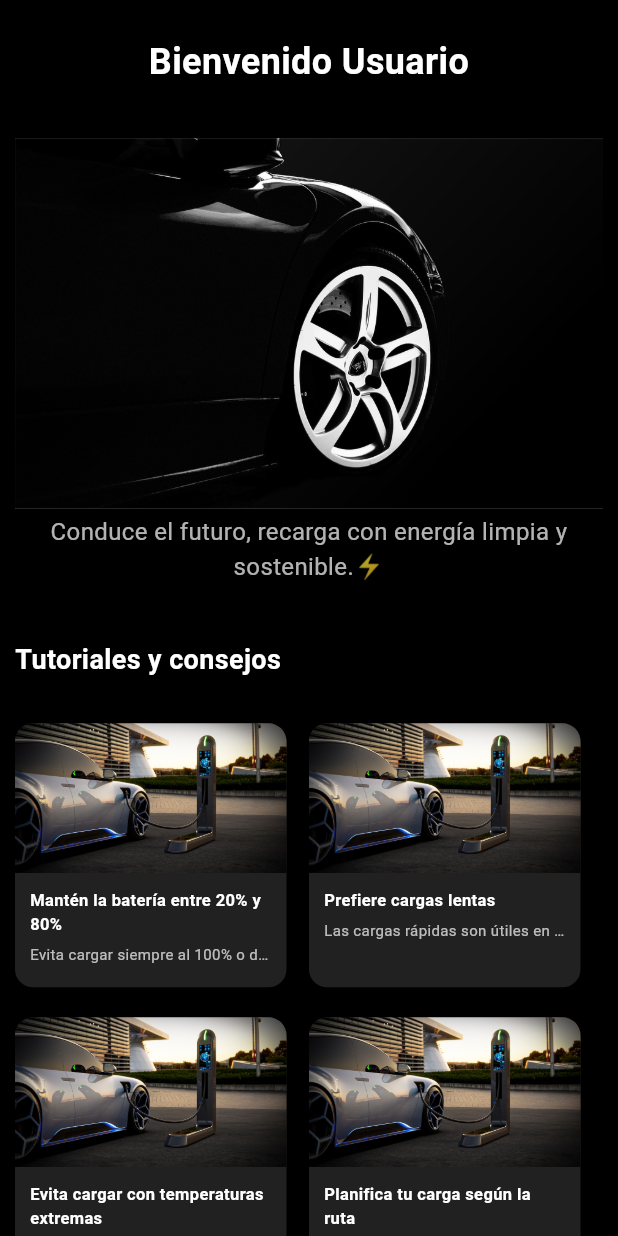
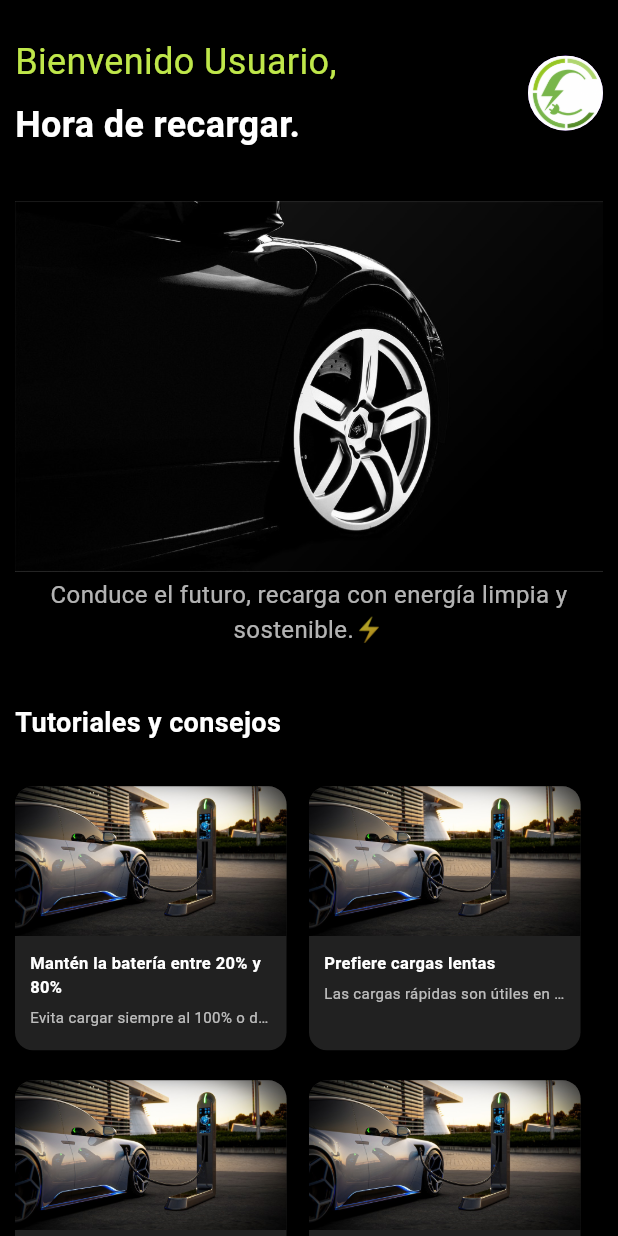
Before and after one commit to OscarTenesaca/ecored_app, a Flutter app: the PageHome screen opened by its route, on a phone screen of 412 x 824 dp. Run offline on Flutter 3.47's test engine with Material 3 defaults, Android fonts, the phone set to English and light mode, and no system bars; our stand-ins replace dio, flutter_map, geolocator, image_picker, intl_phone_field, latlong2 and 2 more; missing offline and left inert: flutter_inappwebview; accounts and stored records are empty.

Commit message:
ui the driver

```diff
--- a/lib/src/features/home/presentation/page/page_home.dart
+++ b/lib/src/features/home/presentation/page/page_home.dart
@@ -46,13 +46,42 @@ class PageHome extends StatelessWidget {
         child: ListView(
           shrinkWrap: true,
           children: [
-            LabelTitle(
-              title: 'Bienvenido ${user?.name ?? 'Usuario'}',
-              textColor: Colors.white,
-              fontSize: 24,
-              fontWeight: FontWeight.bold,
-              textAlign: TextAlign.center,
-              alignment: Alignment.center,
+            Row(
+              mainAxisAlignment: MainAxisAlignment.spaceBetween,
+              children: [
+                // Título de bienvenida
+                Expanded(
+                  child: Column(
+                    children: [
+                      LabelTitle(
+                        title:
+                            'Bienvenido ${user?.name.split(' ')[0] ?? 'Usuario'},',
+                        textColor: accentColor(),
+                        fontSize: 24,
+                        textAlign: TextAlign.left,
+                        alignment: Alignment.centerLeft,
+                      ),
+                      LabelTitle(
+                        title: 'Hora de recargar.',
+                        textColor: Colors.white,
+                        fontSize: 24,
+                        fontWeight: FontWeight.bold,
+                        textAlign: TextAlign.left,
+                        alignment: Alignment.centerLeft,
+                      ),
+                    ],
+                  ),
+                ),
+
+                // Imagen de perfil en círculo
+                CircleAvatar(
+                  radius: 25,
+                  backgroundImage:
+                      user?.img != null
+                          ? NetworkImage(user!.img)
+                          : const AssetImage(AssetPaths.logo) as ImageProvider,
+                ),
+              ],
             ),
             const SizedBox(height: 30),
             //asset image
```
Also changed, not shown: assets/logos/logo.png (added).
